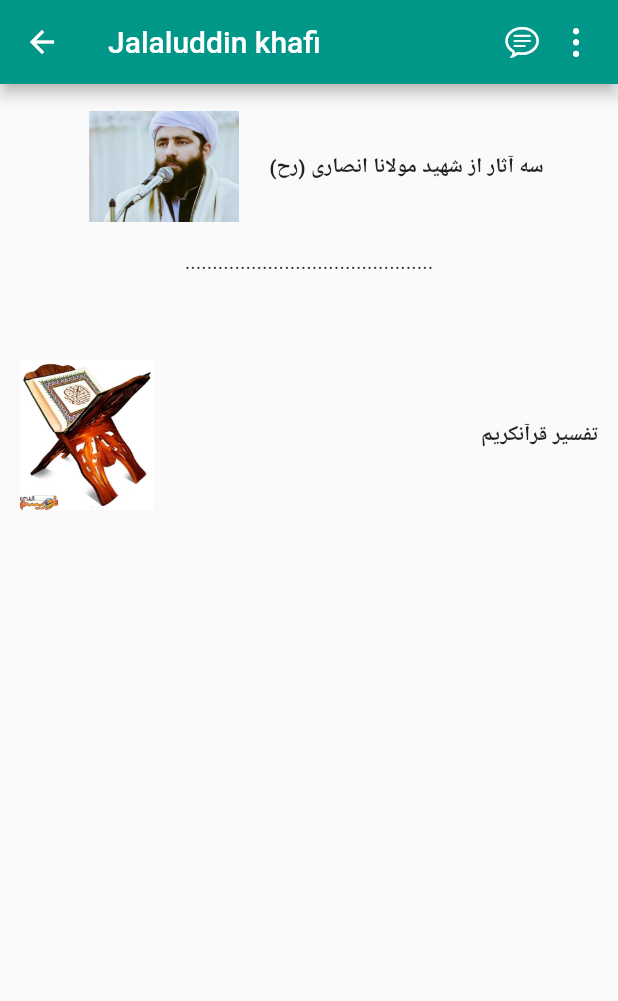
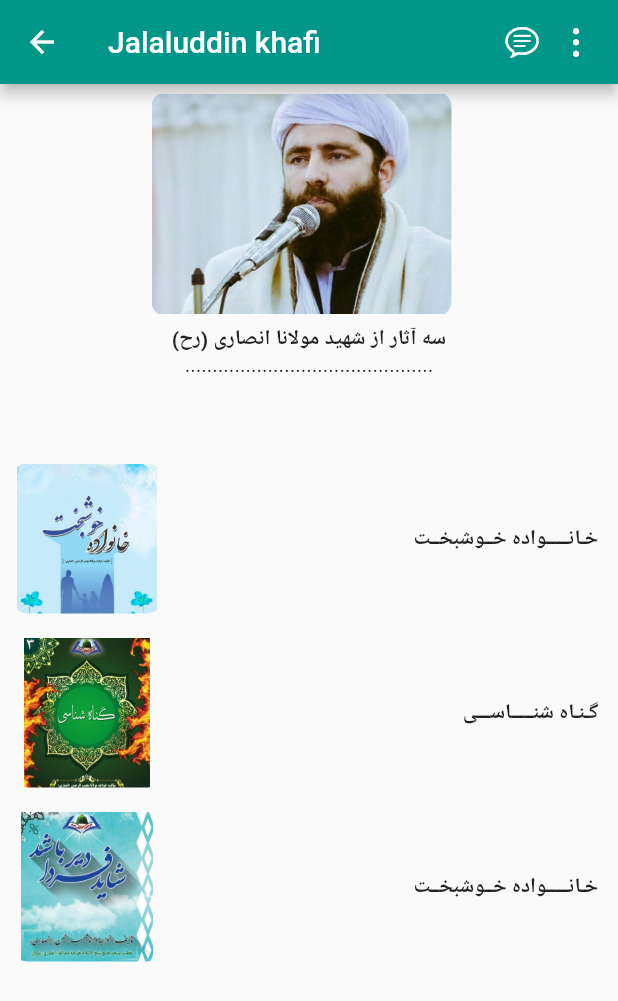
Before and after one commit to JalaluddinKhafi/MujiburRahmanAnsari, a Flutter app: the achievScreen screen opened directly, on a phone screen of 412 x 824 dp. Shown: the top 1001 px of the screen. Run offline on Flutter 3.47's test engine with Material 2 defaults, Android fonts, the phone set to English and light mode, and no system bars; our stand-ins replace get, video_player, youtube_player_flutter.

Commit message:
pictures and names of files added

```diff
--- a/lib/Screens/achievmentScreen.dart
+++ b/lib/Screens/achievmentScreen.dart
@@ -1,6 +1,5 @@
 import 'package:flutter/cupertino.dart';
 import 'package:flutter/material.dart';
-
 class achievScreen extends StatefulWidget {
 
   @override
@@ -8,6 +7,7 @@ class achievScreen extends StatefulWidget {
 }
 
 class _achievScreenState extends State<achievScreen> {
+  bool _isLoading=true;
   @override
   Widget build(BuildContext context) {
     return Scaffold(
@@ -26,7 +26,7 @@ class _achievScreenState extends State<achievScreen> {
       ),
       body: Column(
         children: [
-          Row(
+          Column(
             mainAxisAlignment: MainAxisAlignment.center,
             children: [
               Padding(
@@ -35,19 +35,17 @@ class _achievScreenState extends State<achievScreen> {
                   borderRadius: BorderRadius.circular(10),
                   child: Image.asset(
                     'assets/images/picture_1.jpg',
-                    width: 100,
-                    height: 100,
+                    width: 200,
+                    height: 150,
                   ),
                 ),
               ),
-              Row(
-                children: [
+
                   Text(
                     'سه آثار از شهید مولانا انصاری (رح)',
                     style: TextStyle(fontWeight: FontWeight.bold),
                   )
-                ],
-              ),
+
             ],
           ),
           Text(".............................................",),
@@ -58,18 +56,79 @@ class _achievScreenState extends State<achievScreen> {
               children: [
                 Row(
                   children: [
-                    Image.asset(
-                      'assets/images/quran.jpg',
-                      height: 100,
-                      width: 100,
+                    ClipRRect(
+                      borderRadius: BorderRadius.circular(10),
+                      child: Image.asset(
+                        'assets/images/hapyHome.jpg',
+                        height: 100,
+                        width: 100,
+                      ),
                     ),
                     Expanded(
                       child: Container(
-                        color: Colors.white,
                       ),
                     ),
                     Text(
-                      'تفسیر قرآنکریم',
+                      'خـانـــــواده خــوشبخــت',
+                      textAlign: TextAlign.left,
+                      style: TextStyle(fontWeight: FontWeight.bold),
+                    ),
+                    SizedBox(width: 5,),
+                  ],
+                ),
+              ],
+            ),
+          ),
+          Padding(
+            padding: const EdgeInsets.all(8.0),
+            child: Column(
+              children: [
+                Row(
+                  children: [
+
+                    ClipRRect(
+                      borderRadius: BorderRadius.circular(10),
+                      child: Image.asset(
+                        'assets/images/sinKnow.jpg',
+                        height: 100,
+                        width: 100,
+                      ),
+                    ),
+                    Expanded(
+                      child: Container(
+                      ),
+                    ),
+                    Text(
+                      'گـنـاه شنـــــاســـی',
+                      textAlign: TextAlign.left,
+                      style: TextStyle(fontWeight: FontWeight.bold),
+                    ),
+                    SizedBox(width: 5,),
+                  ],
+                ),
+              ],
+            ),
+          ),
+          Padding(
+            padding: const EdgeInsets.all(8.0),
+            child: Column(
+              children: [
+                Row(
+                  children: [
+                    ClipRRect(
+                      borderRadius: BorderRadius.circular(10),
+                      child: Image.asset(
+                        'assets/images/mayNotTomarro.jpg',
+                        height: 100,
+                        width: 100,
+                      ),
+                    ),
+                    Expanded(
+                      child: Container(
+                      ),
+                    ),
+                    Text(
+                      'خـانـــــواده خــوشبخــت',
                       textAlign: TextAlign.left,
                       style: TextStyle(fontWeight: FontWeight.bold),
                     ),
--- a/pubspec.yaml
+++ b/pubspec.yaml
@@ -31,7 +31,7 @@ dependencies:
   flutter:
     sdk: flutter
   youtube_player_flutter: ^8.1.2
-  pdf_viewer_plugin: ^2.0.1
+  syncfusion_flutter_pdfviewer:
   # The following adds the Cupertino Icons font to your application.
   # Use with the CupertinoIcons class for iOS style icons.
   cupertino_icons: ^1.0.2
@@ -65,6 +65,7 @@ flutter:
   assets:
     - assets/images/
     - json/
+    - assets/pdfFiles/
 
   # An image asset can refer to one or more resolution-specific "variants", see
   # https://flutter.dev/assets-and-images/#resolution-aware
```
Also changed, not shown: assets/images/hapyHome.jpg (added), assets/images/mayNotTomarro.jpg (added), assets/images/sinKnow.jpg (added), pubspec.lock.
